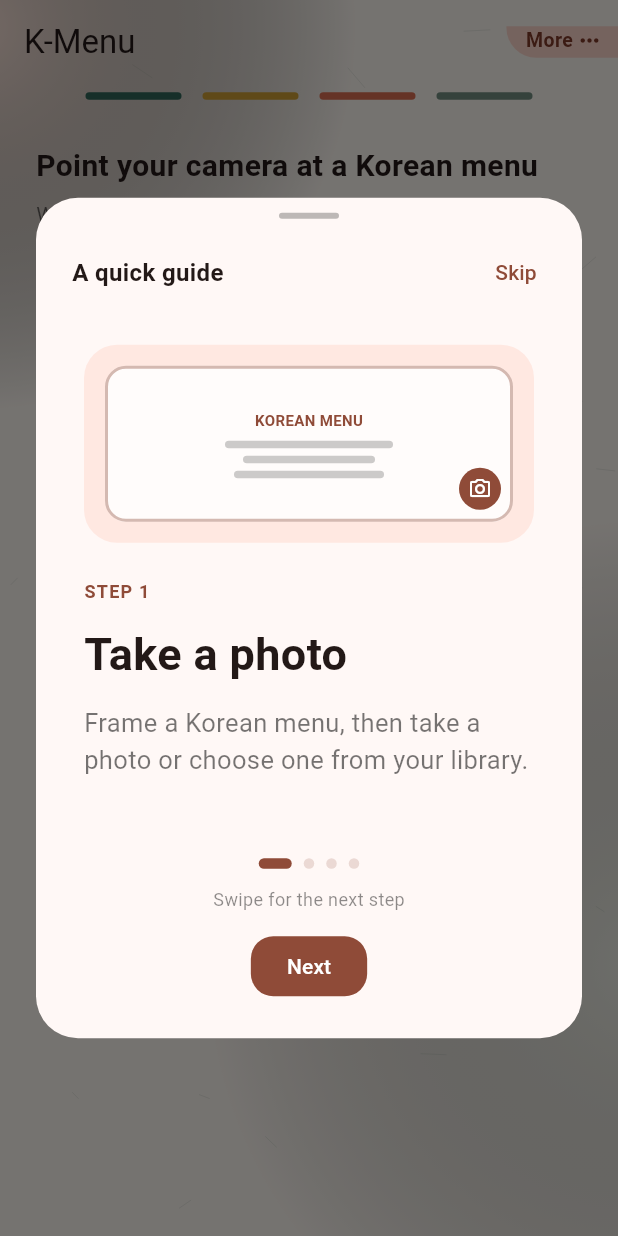
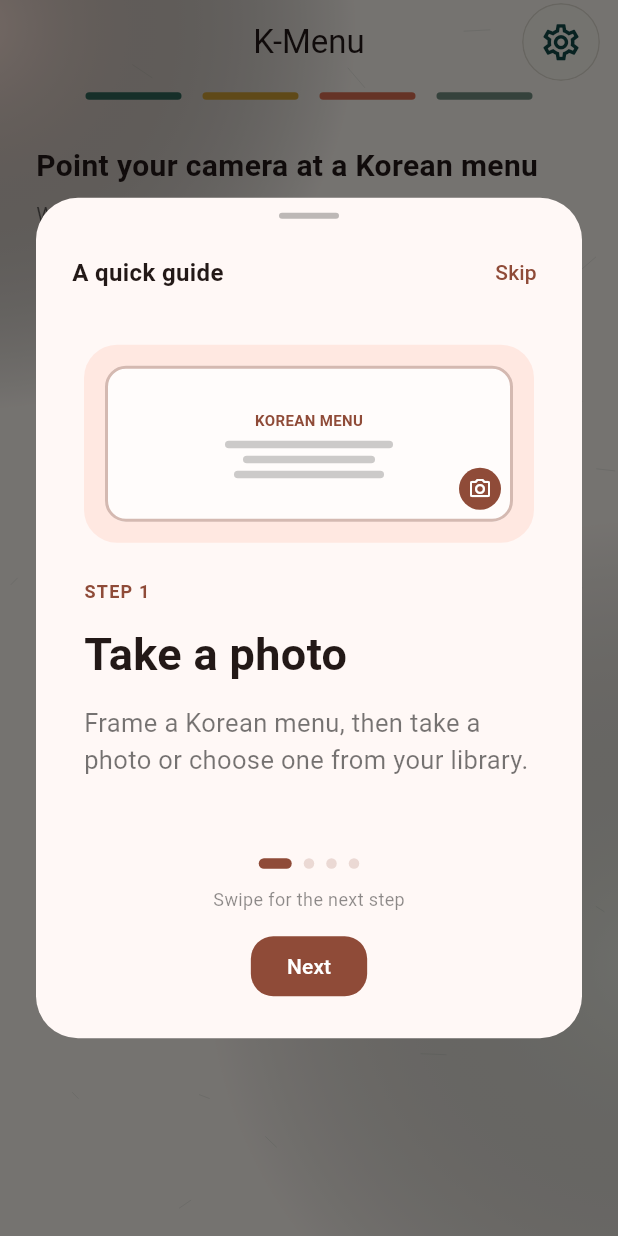
Before and after one commit to HJU5022/K_Menu_Voice_Guide, a Flutter app: the screen it shows after launch, on a phone screen of 412 x 824 dp. Run offline on Flutter 3.47's test engine with Material 3 defaults, Android fonts, the phone set to English and light mode, and no system bars; our stand-ins replace audioplayers, image_picker, shared_preferences.

Commit message:
feat(모바일): 상단바 설정 UI와 제목 정렬 통일

```diff
--- a/mobile/lib/main.dart
+++ b/mobile/lib/main.dart
@@ -48,6 +48,8 @@ class KMenuApp extends StatelessWidget {
         // 0xFFD84315는 진한 주황빛 — 음식 앱에 맞는 따뜻한 톤으로 골랐다.
         colorScheme: ColorScheme.fromSeed(seedColor: const Color(0xFFD84315)),
         useMaterial3: true,
+        // iOS·Android 모두 같은 제목 위치를 쓰도록 상단바 기본값을 통일한다.
+        appBarTheme: const AppBarTheme(centerTitle: true),
 
         // Penpot 모바일 보드의 공통 버튼 반경(15px)을 앱 전체에 적용한다.
         // 각 화면은 버튼의 동작만 정하고, 모양은 이 테마를 그대로 사용한다.
--- a/mobile/lib/screens/settings_button.dart
+++ b/mobile/lib/screens/settings_button.dart
@@ -20,32 +20,26 @@ class SettingsButton extends StatelessWidget {
 
   @override
   Widget build(BuildContext context) {
-    return Material(
-      color: const Color(0xFFFFD8CD),
-      borderRadius: const BorderRadius.only(bottomLeft: Radius.circular(20)),
+    return Padding(
+      padding: const EdgeInsets.only(right: 12),
+      child: Material(
+        color: const Color(0xFFFCFAF3),
+        shape: const CircleBorder(side: BorderSide(color: Color(0xFFE1DDD2))),
         clipBehavior: Clip.antiAlias,
         child: InkWell(
+          customBorder: const CircleBorder(),
           onTap: () => Navigator.push(
             context,
             MaterialPageRoute(builder: (context) => const SettingsScreen()),
           ),
-        child: const Padding(
-          // 오른쪽·위쪽은 상단 바의 가장자리에 붙이고, 왼쪽·아래쪽만 둥글린다.
-          padding: EdgeInsets.fromLTRB(13, 0, 10, 2),
-          child: Row(
-            mainAxisSize: MainAxisSize.min,
-            children: [
-              Text(
-                'More',
-                style: TextStyle(
-                  fontSize: 13,
-                  fontWeight: FontWeight.w700,
-                  color: Color(0xFF813A2A),
+          child: const SizedBox(
+            width: 52,
+            height: 52,
+            child: Icon(
+              Icons.settings_outlined,
+              size: 29,
+              color: Color(0xFF124B48),
             ),
-              ),
-              SizedBox(width: 2),
-              Icon(Icons.more_horiz, size: 18, color: Color(0xFF813A2A)),
-            ],
           ),
         ),
       ),
```
Also changed, not shown: 2 other files. Lines whose indentation alone changed are shown as unchanged.
